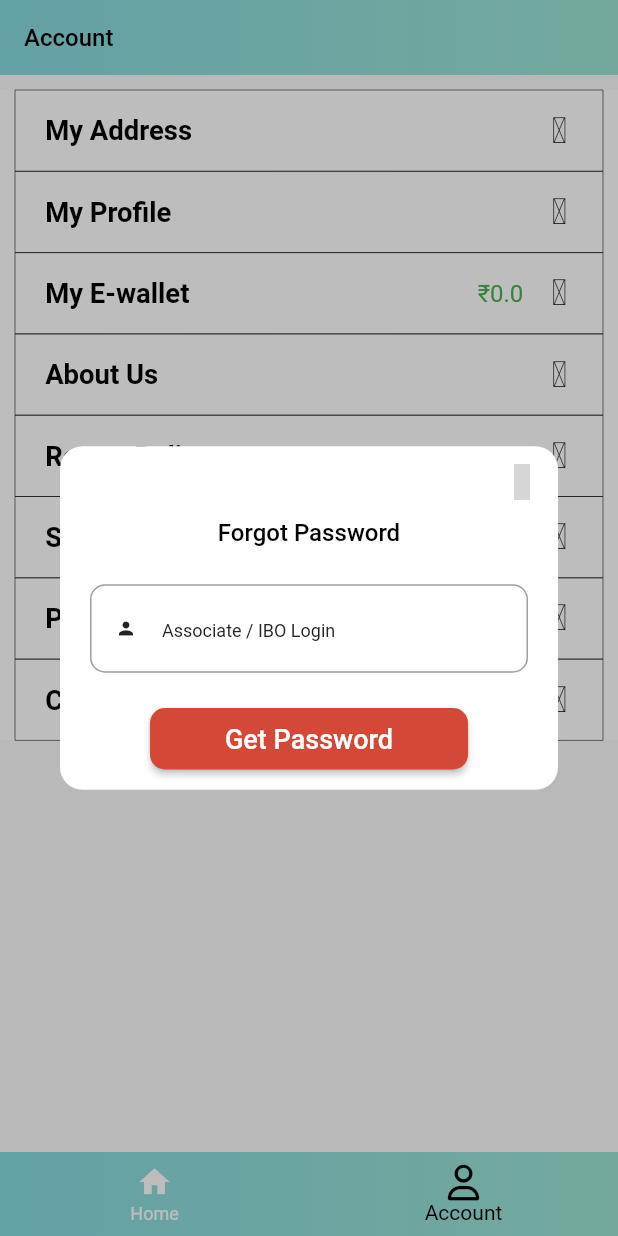
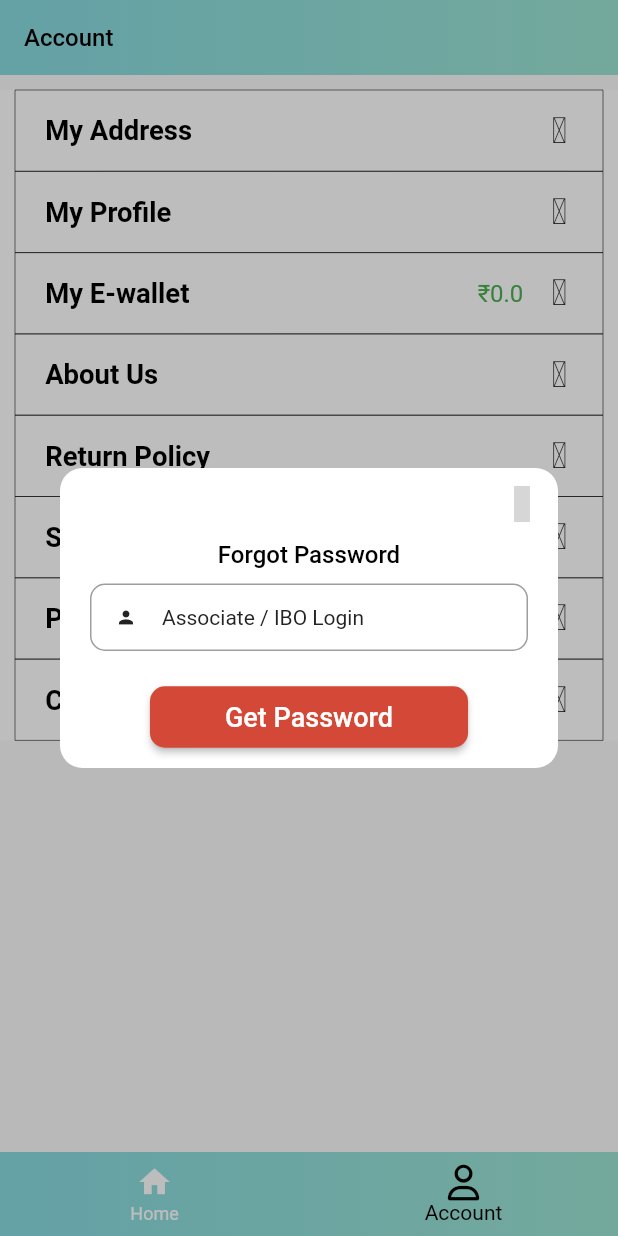
Before and after one commit to vaghelachirag/NebulaShoppy, a Flutter app: the screen it shows after launch, item 2 of the bottom bar chosen, after a tap on "Login", after a tap on "Forgot Password", on a phone screen of 412 x 824 dp. Run offline on Flutter 3.47's test engine with Material 2 defaults, Android fonts, the phone set to English and light mode, and no system bars; our stand-ins replace carousel_slider, community_material_icon, device_info_plus, flutter_html, flutter_screenutil, flutter_svg and 7 more; missing offline and left inert: flutter_launcher_icons, payumoney_pro_unofficial; accounts and stored records are empty; network calls fail; Roboto replaces fonts that are missing (Ember, Ember-Bold); grey boxes are pictures that could not be loaded.

Commit message:
working on login dialoug

```diff
--- a/lib/widget/LoginDialoug.dart
+++ b/lib/widget/LoginDialoug.dart
@@ -13,6 +13,7 @@ import '../screen/webview.dart';
 import '../uttils/constant.dart';
 import 'package:page_transition/page_transition.dart';
 import '../uttils/constant.dart';
+import 'package:flutter_screenutil/flutter_screenutil.dart';
 
 class LoginDialoug extends StatefulWidget {
   const LoginDialoug(
@@ -82,53 +83,34 @@ class _LoginDialougState extends State<LoginDialoug> {
                   //       fontWeight: FontWeight.w500),
                   // ),
                   ),
-              SizedBox(height: 15),
-              Container(
-                margin: EdgeInsets.fromLTRB(10, 5, 10, 0),
-                padding: EdgeInsets.fromLTRB(10, 5, 10, 0),
-                width: MediaQuery.of(context).size.width,
-                child: Center(
-                  child: TextFormField(
-                    controller: _usernameController,
-                    obscureText: false,
-                    enabled: true,
-                    textInputAction: TextInputAction.next,
-                    keyboardType: TextInputType.number,
-                    // inputFormatters: [
-                    //   LengthLimitingTextInputFormatter(10),
-                    // ],
-                    inputFormatters: [
-                      FilteringTextInputFormatter.allow(RegExp('[0-9]')),
-                      LengthLimitingTextInputFormatter(10),
-                    ],
-                    decoration: inputDecorationWithBorderAndIconEmail(
-                        'Associate / IBO Login'),
-                    validator: (email) {
-                      if (email!.isEmpty) {
-                        return 'Please enter Login Id';
-                      } else {
-                        return null;
-                      }
-                    },
-                    onChanged: (text) {
-                      setState(() {});
-                    },
-                  ),
-                ),
-              ),
               SizedBox(height: 5),
               Container(
                 margin: EdgeInsets.fromLTRB(10, 5, 10, 0),
                 padding: EdgeInsets.fromLTRB(10, 5, 10, 0),
                 width: MediaQuery.of(context).size.width,
                 child: Center(
-                  child: Container(
-                    margin: const EdgeInsets.only(top: 15.0),
-                    child: buildPasswordFormField('Password'),
-                  ),
+                  child: SizedBox(
+                width: 500,
+                height: 45,
+                child: getLoginText("Associate / IBO Login", _usernameController,
+                    "Please enter Login Id", 100, TextInputType.name,context),
+              ),
+              ),
+              ),
+              SizedBox(height: 5),
+                 Container(
+                margin: EdgeInsets.fromLTRB(10, 0, 10, 0),
+                padding: EdgeInsets.fromLTRB(10, 0, 10, 0),
+                width: MediaQuery.of(context).size.width,
+                child: Center(
+                  child: SizedBox(
+                width: 500,
+                height: 45,
+                child:buildPasswordFormField('Password'),
+              ),
                 ),
               ),
-              SizedBox(height: 20),
+            SizedBox(height: 20),
               ElevatedButton(
                 // style: elevatedButtonStyle(),
                 style: buttonShapeLogin(),
@@ -197,8 +179,7 @@ class _LoginDialougState extends State<LoginDialoug> {
           )),
     );
   }
-
-  TextFormField buildPasswordFormField(getHint) {
+ TextFormField buildPasswordFormField(getHint) {
     return TextFormField(
       enabled: true,
       controller: _passwordController,
@@ -212,14 +193,13 @@ class _LoginDialougState extends State<LoginDialoug> {
       obscureText: _passwordInVisible,
       textInputAction: TextInputAction.done,
       decoration: InputDecoration(
-        labelText: getHint,
-        labelStyle: const TextStyle(color: BLACK),
         hintText: getHint,
         prefixIcon: const Padding(
           padding: EdgeInsets.only(top: 0), // add padding to adjust icon
           child: Icon(
             Icons.lock,
             color: BLACK,
+            size: 14,
           ),
         ),
         filled: true,
@@ -247,7 +227,7 @@ class _LoginDialougState extends State<LoginDialoug> {
         focusedErrorBorder: const OutlineInputBorder(
             borderRadius: const BorderRadius.all(const Radius.circular(10)),
             borderSide: BorderSide(width: 1, color: DARK_GRAY)),
-        hintStyle: const TextStyle(fontSize: 16, color: BLACK),
+        hintStyle: const TextStyle(fontSize: 14, color: BLACK,fontFamily: Ember),
         // suffix: GestureDetector(
         //     onTap: () {
         //       setState(() {
@@ -268,6 +248,7 @@ class _LoginDialougState extends State<LoginDialoug> {
           child: Icon(
             _passwordInVisible ? Icons.visibility : Icons.visibility_off,
             color: BLACK,
+            size: 16,
           ),
         ),
       ),
@@ -283,7 +264,10 @@ class _LoginDialougState extends State<LoginDialoug> {
         .getGenerateTokenResponse(
             _usernameController.text, _passwordController.text, 'password')
         .then((value) => {
-              hideProgressBar(),
+              setState(() {
+                     hideProgressBar();
+              }),
+
               if (value.toString() == str_ErrorMsg)
                 {
                   // Navigator.pop(_dialogKey.currentContext!),
--- a/lib/widget/cartitemwidget.dart
+++ b/lib/widget/cartitemwidget.dart
@@ -16,6 +16,7 @@ import 'package:nebulashoppy/screen/productdetail.dart';
 import 'package:nebulashoppy/screen/categorylist.dart';
 import 'package:nebulashoppy/screen/mycartlist.dart';
 import 'package:community_material_icon/community_material_icon.dart';
+import 'package:flutter_screenutil/flutter_screenutil.dart';
 
 class CartItemWidget extends StatelessWidget {
   final SetCartItem product;
@@ -138,7 +139,7 @@ class CartItemWidget extends StatelessWidget {
                   ));
             },
             child: Container(
-              height: 80,
+              height: ScreenUtil().setSp(80),
               child: FadeInImage.assetNetwork(
                   placeholder: placeholder_path,
                   image: product.icon,
--- a/lib/widget/common_widget.dart
+++ b/lib/widget/common_widget.dart
@@ -99,6 +99,32 @@ BoxDecoration grandientBackgroundMyCart() {
           colors: [Color(0xff87dae0), Color(0xff87dae0)]));
 }
 
+ SizedBox getLoginText(String hint, TextEditingController fullNameController,
+      String str_Error, int i, TextInputType name, BuildContext context) {
+    return SizedBox(
+        width: MediaQuery.of(context).size.width,
+        height: ScreenUtil().setSp(45),
+        child: TextFormField(
+            textInputAction: TextInputAction.next,
+            keyboardType: TextInputType.number,
+            controller: fullNameController,
+            decoration: logininputText(hint),
+
+            onChanged: (value) {
+              // do something
+            },
+
+            maxLength: i,
+            validator: (email) {
+              if (email!.isEmpty) {
+                return str_Error;
+              } else {
+                return null;
+              }
+            }));
+  }
+
+
 InputDecoration addressText(String hint) {
   return InputDecoration(
       hintText: hint,
@@ -111,6 +137,31 @@ InputDecoration addressText(String hint) {
           borderRadius: BorderRadius.all(Radius.circular(10)),
           borderSide: BorderSide(color: Colors.black)),
       contentPadding: const EdgeInsets.all(10),
+      border: OutlineInputBorder(borderRadius: BorderRadius.circular(10)));
+}
+
+
+InputDecoration logininputText(String hint) {
+  return InputDecoration(
+      hintText: hint,
+      focusColor: Colors.black,
+      counter: Offstage(),
+      hoverColor: Colors.black,
+      fillColor: Colors.black,
+      hintStyle: TextStyle(fontFamily: Ember,fontSize: 14,color: BLACK),
+      focusedBorder: OutlineInputBorder(
+          borderRadius: BorderRadius.all(Radius.circular(10)),
+          borderSide: BorderSide(color: Colors.black)),
+      contentPadding: const EdgeInsets.all(10),
+      prefixIcon: const Padding(
+      padding: EdgeInsets.only(top: 0), // add padding to adjust icon
+      child: Icon(
+        Icons.person,
+        color: BLACK,
+        size: 14,
+      ),
+    ),
+
       border: OutlineInputBorder(borderRadius: BorderRadius.circular(10)));
 }
 
--- a/lib/widget/filterWidget.dart
+++ b/lib/widget/filterWidget.dart
@@ -14,6 +14,8 @@ import '../screen/webview.dart';
 import '../uttils/constant.dart';
 import 'package:page_transition/page_transition.dart';
 import '../uttils/constant.dart';
+import 'package:flutter_screenutil/flutter_screenutil.dart';
+
 
 class FilterWidget extends StatefulWidget {
   const FilterWidget(BuildContext context,
@@ -91,14 +93,14 @@ class _FilterWidgetState extends State<FilterWidget> {
                               physics: const NeverScrollableScrollPhysics(),
                               itemBuilder: (BuildContext ctx, index) {
                                 return Container(
-                                    height: 35,
+                                    height: ScreenUtil().setSp(35),
                                     child: Align(
                                       alignment: Alignment.topLeft,
                                       child:
                                       Row(
                                         children: [
                                       SizedBox(
-                                      height: 24.0,width: 24.0,
+                                      height: ScreenUtil().setSp(24),width: ScreenUtil().setSp(24),
                                       child:
                                        Radio<String>(
                                               value: list_Filter[index],
--- a/lib/widget/forgotpasswordDialoug.dart
+++ b/lib/widget/forgotpasswordDialoug.dart
@@ -60,7 +60,7 @@ class _forgotpasswordDialougState extends State<forgotpasswordDialoug> {
                       Navigator.pop(context);
                     },
                     icon: Icon(CommunityMaterialIcons.close_box),
-                    color: Colors.cyan),
+                    color: loginButtonColor),
               ),
               Text(
                 "Forgot Password",
@@ -69,39 +69,19 @@ class _forgotpasswordDialougState extends State<forgotpasswordDialoug> {
                     fontSize: 16,
                     fontWeight: FontWeight.w500),
               ),
-              SizedBox(height: 15),
-              Container(
-                margin: EdgeInsets.fromLTRB(10, 5, 10, 0),
-                padding: EdgeInsets.fromLTRB(10, 5, 10, 0),
+              SizedBox(height: 10),
+             Container(
+                margin: EdgeInsets.fromLTRB(10, 0, 10, 0),
+                padding: EdgeInsets.fromLTRB(10, 0, 10, 0),
                 width: MediaQuery.of(context).size.width,
                 child: Center(
-                  child: TextFormField(
-                    controller: _usernameController,
-                    obscureText: false,
-                    enabled: true,
-                    textInputAction: TextInputAction.next,
-                    keyboardType: TextInputType.number,
-                    // inputFormatters: [
-                    //   LengthLimitingTextInputFormatter(10),
-                    // ],
-                    inputFormatters: [
-                      FilteringTextInputFormatter.allow(RegExp('[0-9]')),
-                      LengthLimitingTextInputFormatter(10),
-                    ],
-                    decoration: inputDecorationWithBorderAndIconEmail(
-                        'Associate / IBO Login'),
-                    validator: (email) {
-                      if (email!.isEmpty) {
-                        return 'Please enter Login Id';
-                      } else {
-                        return null;
-                      }
-                    },
-                    onChanged: (text) {
-                      setState(() {});
-                    },
-                  ),
-                ),
+                  child: SizedBox(
+                width: 500,
+                height: 45,
+                child: getLoginText("Associate / IBO Login", _usernameController,
+                    "Please enter Login Id", 100, TextInputType.name,context),
+              ),
+              ),
               ),
               Visibility(
                   visible: _showNextStep, child: sendPasswordOption(email)),
```
